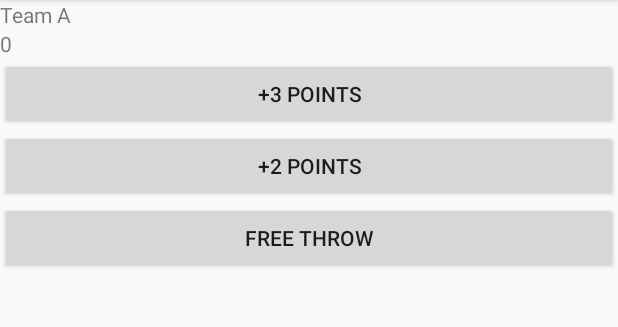
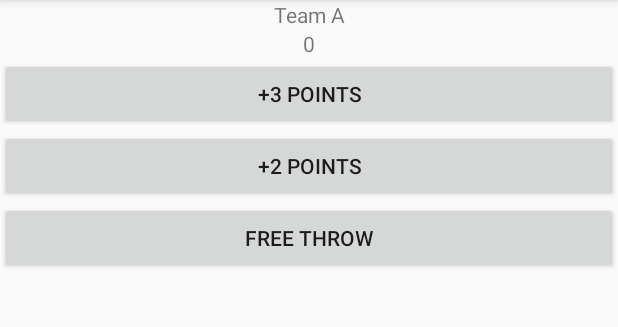
Before and after one commit to katherine95/Court-Counter, an Android app: the screen it shows after launch (MainActivity), on a phone screen of 412 x 824 dp, the part 84-411 px from its top. Run offline under Robolectric (Android 15) with nearby library versions, the phone set to English and light mode, and no system bars.

Commit message:
Used gravity to center the textviews horizontally

```diff
--- a/app/src/main/res/layout/activity_main.xml
+++ b/app/src/main/res/layout/activity_main.xml
@@ -8,14 +8,16 @@
     tools:context="com.example.android.courtcounter.MainActivity">
 
     <TextView
-        android:layout_width="wrap_content"
+        android:layout_width="match_parent"
         android:layout_height="wrap_content"
-        android:text="Team A" />
+        android:text="Team A"
+        android:gravity="center_horizontal"/>
 
     <TextView
-        android:layout_width="wrap_content"
+        android:layout_width="match_parent"
         android:layout_height="wrap_content"
-        android:text="0" />
+        android:text="0"
+        android:gravity="center_horizontal"/>
 
     <Button
         android:layout_width="match_parent"
```
